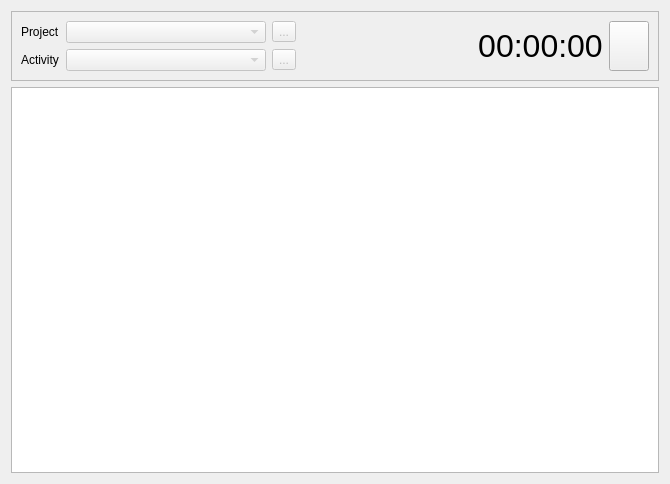
Qt form src/gui/activityWidget.ui (AlexandrePTJ/kemai) before a commit.
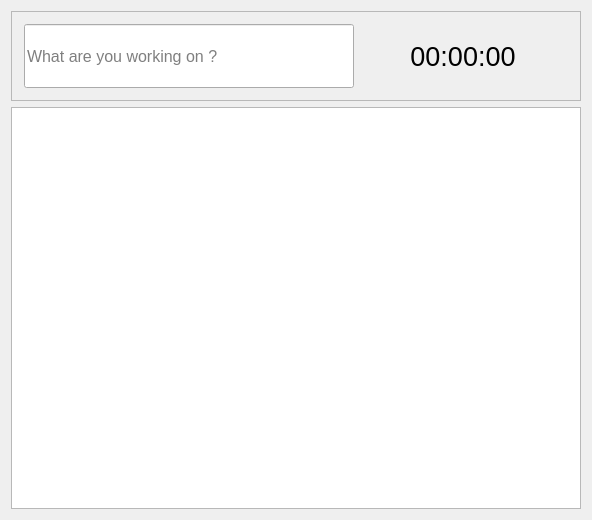
The same form after that commit. Icons and pictures are not drawn. Custom widgets are drawn as their Qt base class.

```diff
--- a/src/gui/activityWidget.ui
+++ b/src/gui/activityWidget.ui
@@ -6,8 +6,8 @@
    <rect>
     <x>0</x>
     <y>0</y>
-    <width>670</width>
-    <height>484</height>
+    <width>592</width>
+    <height>520</height>
    </rect>
   </property>
   <property name="windowTitle">
@@ -20,11 +20,23 @@
    <item>
     <widget class="QFrame" name="frame">
      <property name="sizePolicy">
-      <sizepolicy hsizetype="Preferred" vsizetype="Maximum">
+      <sizepolicy hsizetype="Preferred" vsizetype="Fixed">
        <horstretch>0</horstretch>
        <verstretch>0</verstretch>
       </sizepolicy>
      </property>
+     <property name="minimumSize">
+      <size>
+       <width>0</width>
+       <height>90</height>
+      </size>
+     </property>
+     <property name="maximumSize">
+      <size>
+       <width>16777215</width>
+       <height>90</height>
+      </size>
+     </property>
      <property name="frameShape">
       <enum>QFrame::Shape::StyledPanel</enum>
      </property>
@@ -32,131 +44,76 @@
       <enum>QFrame::Shadow::Raised</enum>
      </property>
      <layout class="QHBoxLayout" name="horizontalLayout">
-      <item>
-       <layout class="QFormLayout" name="formLayout">
-        <property name="formAlignment">
-         <set>Qt::AlignmentFlag::AlignLeading|Qt::AlignmentFlag::AlignLeft|Qt::AlignmentFlag::AlignVCenter</set>
-        </property>
-        <item row="0" column="0">
-         <widget class="QLabel" name="lbProject">
-          <property name="text">
-           <string>Project</string>
-          </property>
-         </widget>
-        </item>
-        <item row="0" column="1">
-         <layout class="QHBoxLayout" name="horizontalLayout_2">
-          <item>
-           <widget class="kemai::AutoCompleteComboBox" name="cbProject">
-            <property name="enabled">
-             <bool>false</bool>
-            </property>
+      <property name="spacing">
+       <number>12</number>
+      </property>
+      <property name="leftMargin">
+       <number>12</number>
+      </property>
+      <property name="topMargin">
+       <number>12</number>
+      </property>
+      <property name="rightMargin">
+       <number>12</number>
+      </property>
+      <property name="bottomMargin">
+       <number>12</number>
+      </property>
+      <item>
+       <widget class="QLineEdit" name="lineEdit">
             <property name="sizePolicy">
-             <sizepolicy hsizetype="Fixed" vsizetype="Fixed">
+         <sizepolicy hsizetype="Expanding" vsizetype="Preferred">
               <horstretch>0</horstretch>
               <verstretch>0</verstretch>
              </sizepolicy>
             </property>
-            <property name="minimumSize">
-             <size>
-              <width>200</width>
-              <height>0</height>
-             </size>
-            </property>
-            <property name="maximumSize">
-             <size>
-              <width>200</width>
-              <height>16777215</height>
-             </size>
-            </property>
-           </widget>
-          </item>
-          <item>
-           <widget class="QToolButton" name="tbAddProject">
-            <property name="enabled">
-             <bool>false</bool>
-            </property>
-            <property name="text">
-             <string>...</string>
-            </property>
-            <property name="icon">
-             <iconset resource="../resources/kemai.qrc">
-              <normaloff>:/icons/add</normaloff>:/icons/add</iconset>
-            </property>
-           </widget>
-          </item>
-         </layout>
-        </item>
-        <item row="1" column="0">
-         <widget class="QLabel" name="lbActivity">
-          <property name="text">
-           <string>Activity</string>
-          </property>
-         </widget>
-        </item>
-        <item row="1" column="1">
-         <layout class="QHBoxLayout" name="horizontalLayout_3">
+        <property name="font">
+         <font>
+          <pointsize>12</pointsize>
+         </font>
+        </property>
+        <property name="frame">
+         <bool>true</bool>
+        </property>
+        <property name="placeholderText">
+         <string>What are you working on ?</string>
+        </property>
+       </widget>
+      </item>
           <item>
-           <widget class="kemai::AutoCompleteComboBox" name="cbActivity">
-            <property name="enabled">
-             <bool>false</bool>
-            </property>
+       <widget class="QPushButton" name="pushButton">
             <property name="sizePolicy">
-             <sizepolicy hsizetype="Fixed" vsizetype="Fixed">
+         <sizepolicy hsizetype="Minimum" vsizetype="Preferred">
               <horstretch>0</horstretch>
               <verstretch>0</verstretch>
              </sizepolicy>
             </property>
-            <property name="minimumSize">
-             <size>
-              <width>200</width>
-              <height>0</height>
-             </size>
-            </property>
             <property name="maximumSize">
              <size>
-              <width>200</width>
-              <height>16777215</height>
-             </size>
-            </property>
-           </widget>
-          </item>
-          <item>
-           <widget class="QToolButton" name="tbAddActivity">
-            <property name="enabled">
-             <bool>false</bool>
-            </property>
-            <property name="text">
-             <string>...</string>
-            </property>
+          <width>32</width>
+          <height>32</height>
+         </size>
+        </property>
             <property name="icon">
              <iconset resource="../resources/kemai.qrc">
-              <normaloff>:/icons/add</normaloff>:/icons/add</iconset>
-            </property>
-           </widget>
-          </item>
-         </layout>
-        </item>
-       </layout>
-      </item>
-      <item>
-       <spacer name="horizontalSpacer">
-        <property name="orientation">
-         <enum>Qt::Orientation::Horizontal</enum>
-        </property>
-        <property name="sizeHint" stdset="0">
+          <normaloff>:/icons/update</normaloff>:/icons/update</iconset>
+        </property>
+        <property name="iconSize">
          <size>
-          <width>40</width>
-          <height>20</height>
+          <width>30</width>
+          <height>30</height>
          </size>
         </property>
-       </spacer>
+        <property name="flat">
+         <bool>true</bool>
+        </property>
+       </widget>
       </item>
       <item>
        <widget class="QLabel" name="lbDurationTime">
         <property name="font">
          <font>
-          <pointsize>24</pointsize>
+          <pointsize>20</pointsize>
          </font>
         </property>
         <property name="text">
@@ -170,7 +127,7 @@
       <item>
        <widget class="QPushButton" name="btStartStop">
         <property name="sizePolicy">
-         <sizepolicy hsizetype="Minimum" vsizetype="Expanding">
+         <sizepolicy hsizetype="Minimum" vsizetype="Preferred">
           <horstretch>0</horstretch>
           <verstretch>0</verstretch>
          </sizepolicy>
@@ -184,10 +141,13 @@
         </property>
         <property name="iconSize">
          <size>
-          <width>64</width>
-          <height>64</height>
+          <width>56</width>
+          <height>56</height>
          </size>
         </property>
+        <property name="flat">
+         <bool>true</bool>
+        </property>
        </widget>
       </item>
      </layout>
@@ -198,13 +158,6 @@
    </item>
   </layout>
  </widget>
- <customwidgets>
-  <customwidget>
-   <class>kemai::AutoCompleteComboBox</class>
-   <extends>QComboBox</extends>
-   <header>gui/autoCompleteComboBox.h</header>
-  </customwidget>
- </customwidgets>
  <tabstops>
   <tabstop>cbProject</tabstop>
   <tabstop>tbAddProject</tabstop>
```
Left out of the diff: 6 changed lines with no effect on the pictures. Lines whose indentation alone changed are shown as unchanged.
